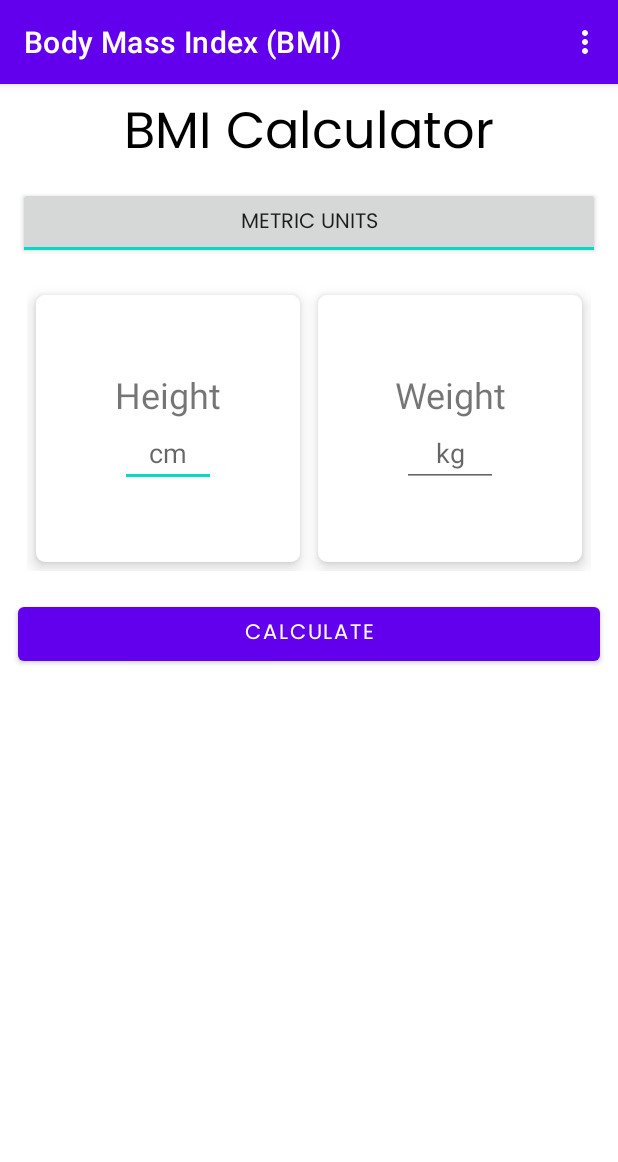
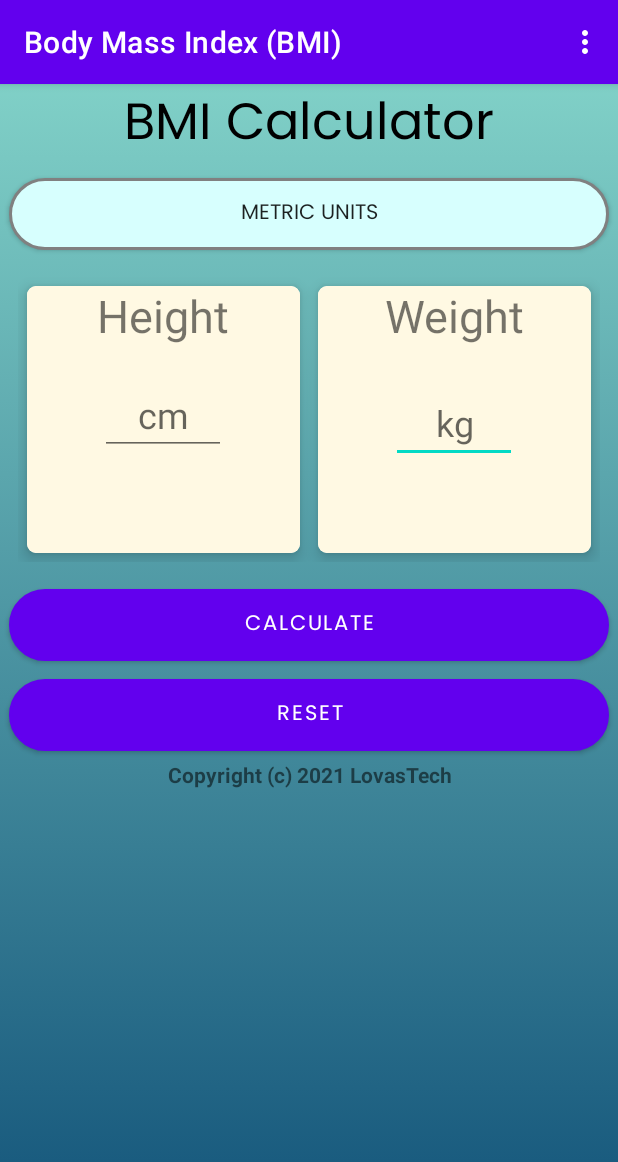
Before and after one commit to adamkhldanial/BMICalculator, an Android app: the screen it shows after launch (MainActivity), after a tap on "CALCULATE", on a phone screen of 412 x 824 dp. Shown: the top 1162 px of the screen. Run offline under Robolectric (Android 15) with nearby library versions, the phone set to English and light mode, and no system bars.

Commit message:
Initial commit

```diff
--- a/app/src/main/java/com/example/bmicalculator/MainActivity.java
+++ b/app/src/main/java/com/example/bmicalculator/MainActivity.java
@@ -10,6 +10,7 @@ import android.view.Menu;
 import android.view.MenuInflater;
 import android.view.MenuItem;
 import android.view.View;
+import android.view.inputmethod.EditorInfo;
 import android.widget.Button;
 import android.widget.EditText;
 import android.widget.TextView;
@@ -32,6 +33,7 @@ public class MainActivity extends AppCompatActivity {
     private ToggleButton toggleUnitsButton;
     private CardView bmiResultCardView;
     private boolean inMetricUnits;
+    private Button btnClear;
 
     @Override
     protected void onCreate(Bundle savedInstanceState) {
@@ -80,6 +82,13 @@ public class MainActivity extends AppCompatActivity {
                         displayBMI(bmi);
                     }
                 }
+
+                weightKgEditText.onEditorAction(EditorInfo.IME_ACTION_DONE);
+                heightCmEditText.onEditorAction(EditorInfo.IME_ACTION_DONE);
+
+                weightLbsEditText.onEditorAction(EditorInfo.IME_ACTION_DONE);
+                heightFtEditText.onEditorAction(EditorInfo.IME_ACTION_DONE);
+                heightInEditText.onEditorAction(EditorInfo.IME_ACTION_DONE);
             }
         });
 
@@ -88,6 +97,22 @@ public class MainActivity extends AppCompatActivity {
             public void onClick(View view) {
                 inMetricUnits = !inMetricUnits;
                 updateInputsVisibility();
+            }
+        });
+
+        btnClear=findViewById(R.id.btnClear);
+        btnClear.setOnClickListener(new View.OnClickListener() {
+            @Override
+            public void onClick(View v) {
+
+                weightKgEditText.getText().clear();
+                heightCmEditText.getText().clear();
+
+                weightLbsEditText.getText().clear();
+                heightFtEditText.getText().clear();
+                heightInEditText.getText().clear();
+
+                bmiResultCardView.setVisibility(View.GONE);
             }
         });
     }
--- /dev/null
+++ b/app/src/main/res/drawable/background_gradient.xml
@@ -0,0 +1,15 @@
+<?xml version="1.0" encoding="utf-8"?>
+<selector xmlns:android="http://schemas.android.com/apk/res/android">
+    <item>
+        <shape>
+            <gradient
+            android:angle="90"
+            android:startColor="#13547a"
+            android:endColor="#80d0c7"
+            android:type="linear">
+
+            </gradient>
+        </shape>
+    </item>
+
+</selector>
--- /dev/null
+++ b/app/src/main/res/drawable/button_style.xml
@@ -0,0 +1,26 @@
+<?xml version="1.0" encoding="utf-8"?>
+<selector xmlns:android="http://schemas.android.com/apk/res/android">
+    <item android:state_pressed="true">
+        <shape android:shape="rectangle">
+            <solid android:color="#808080"/>
+            <corners android:radius="50dp"/>
+            <stroke android:color="#808080" android:width="2dp"/>
+        </shape>
+    </item>
+
+    <item android:state_enabled="true">
+        <shape android:shape="rectangle">
+            <solid android:color="#D7FFFE"/>
+            <corners android:radius="50dp"/>
+            <stroke android:color="#808080" android:width="2dp"/>
+        </shape>
+    </item>
+
+    <item android:state_enabled="false">
+        <shape android:shape="rectangle">
+            <solid android:color="#808080"/>
+            <corners android:radius="50dp"/>
+            <stroke android:color="#D7FFFE" android:width="2dp"/>
+        </shape>
+    </item>
+</selector>
--- /dev/null
+++ b/app/src/main/res/drawable/button_style1.xml
@@ -0,0 +1,26 @@
+<?xml version="1.0" encoding="utf-8"?>
+<selector xmlns:android="http://schemas.android.com/apk/res/android">
+    <item android:state_pressed="true">
+        <shape android:shape="rectangle">
+            <solid android:color="#808080"/>
+            <corners android:radius="50dp"/>
+            <stroke android:color="#808080" android:width="2dp"/>
+        </shape>
+    </item>
+
+    <item android:state_enabled="true">
+        <shape android:shape="rectangle">
+            <solid android:color="#D7FFFE"/>
+            <corners android:radius="50dp"/>
+            <stroke android:color="#808080" android:width="2dp"/>
+        </shape>
+    </item>
+
+    <item android:state_enabled="false">
+        <shape android:shape="rectangle">
+            <solid android:color="#808080"/>
+            <corners android:radius="50dp"/>
+            <stroke android:color="#D7FFFE" android:width="2dp"/>
+        </shape>
+    </item>
+</selector>
--- a/app/src/main/res/layout/activity_about.xml
+++ b/app/src/main/res/layout/activity_about.xml
@@ -8,12 +8,11 @@
 
     <ImageView
         android:id="@+id/imageView"
-        android:layout_width="wrap_content"
-        android:layout_height="wrap_content"
+        android:layout_width="225dp"
+        android:layout_height="140dp"
         android:layout_centerHorizontal="true"
         android:layout_marginTop="80dip"
-        app:srcCompat="@drawable/avatar_1"
-        tools:srcCompat="@drawable/avatar_1" />
+        android:src="@drawable/lovastech" />
 
     <TextView
         android:id="@+id/textView4"
--- a/app/src/main/res/layout/activity_main.xml
+++ b/app/src/main/res/layout/activity_main.xml
@@ -4,7 +4,8 @@
     xmlns:tools="http://schemas.android.com/tools"
     android:layout_width="match_parent"
     android:layout_height="match_parent"
-    android:layout_margin="6dip"
+    android:layout_margin="0dip"
+    android:background="@drawable/background_gradient"
     android:orientation="vertical"
     tools:context=".MainActivity">
 
@@ -22,6 +23,7 @@
         android:layout_width="match_parent"
         android:layout_height="wrap_content"
         android:layout_margin="6dip"
+        android:background="@drawable/button_style"
         android:checked="true"
         android:fontFamily="@font/poppins"
         android:padding="6dip"
@@ -45,17 +47,18 @@
 
             <LinearLayout
                 android:layout_width="match_parent"
-                android:layout_height="wrap_content"
+                android:layout_height="179dp"
                 android:layout_gravity="center_vertical"
+                android:background="#FFF9E3"
                 android:orientation="vertical">
 
                 <TextView
                     android:id="@+id/activity_main_heightlabel"
                     android:layout_width="match_parent"
-                    android:layout_height="wrap_content"
+                    android:layout_height="60dp"
                     android:gravity="center_horizontal"
                     android:text="Height"
-                    android:textSize="24sp" />
+                    android:textSize="30sp" />
 
                 <EditText
                     android:id="@+id/activity_main_heightcm"
@@ -65,7 +68,8 @@
                     android:ems="3"
                     android:gravity="center_horizontal"
                     android:hint="cm"
-                    android:inputType="numberDecimal" />
+                    android:inputType="numberDecimal"
+                    android:textSize="24sp" />
 
                 <LinearLayout
                     android:layout_width="match_parent"
@@ -80,7 +84,8 @@
                         android:ems="3"
                         android:gravity="center_horizontal"
                         android:hint="ft"
-                        android:inputType="numberDecimal" />
+                        android:inputType="numberDecimal"
+                        android:textSize="24sp" />
 
                     <EditText
                         android:id="@+id/activity_main_heightinches"
@@ -89,7 +94,8 @@
                         android:ems="3"
                         android:gravity="center_horizontal"
                         android:hint="in"
-                        android:inputType="numberDecimal" />
+                        android:inputType="numberDecimal"
+                        android:textSize="24sp" />
 
                 </LinearLayout>
 
@@ -107,17 +113,18 @@
 
             <LinearLayout
                 android:layout_width="match_parent"
-                android:layout_height="wrap_content"
+                android:layout_height="179dp"
                 android:layout_gravity="center_vertical"
+                android:background="#FFF9E3"
                 android:orientation="vertical">
 
                 <TextView
                     android:id="@+id/activity_main_weightlabel"
                     android:layout_width="match_parent"
-                    android:layout_height="wrap_content"
+                    android:layout_height="65dp"
                     android:gravity="center_horizontal"
                     android:text="Weight"
-                    android:textSize="24sp" />
+                    android:textSize="30sp" />
 
                 <EditText
                     android:id="@+id/activity_main_weightkgs"
@@ -127,7 +134,8 @@
                     android:ems="3"
                     android:gravity="center_horizontal"
                     android:hint="kg"
-                    android:inputType="numberDecimal" />
+                    android:inputType="numberDecimal"
+                    android:textSize="24sp" />
 
                 <EditText
                     android:id="@+id/activity_main_weightlbs"
@@ -137,7 +145,8 @@
                     android:ems="3"
                     android:gravity="center_horizontal"
                     android:hint="lbs"
-                    android:inputType="numberDecimal" />
+                    android:inputType="numberDecimal"
+                    android:textSize="24sp" />
 
             </LinearLayout>
         </androidx.cardview.widget.CardView>
@@ -152,7 +161,8 @@
         android:layout_margin="6dip"
         android:fontFamily="@font/poppins"
         android:padding="6dip"
-        android:text="Calculate" />
+        android:text="Calculate"
+        android:background="@drawable/button_style"/>
 
     <androidx.cardview.widget.CardView
         android:id="@+id/activity_main_resultcard"
@@ -207,4 +217,23 @@
 
     </androidx.cardview.widget.CardView>
 
+    <Button
+        android:id="@+id/btnClear"
+        android:layout_width="match_parent"
+        android:layout_height="wrap_content"
+        android:layout_gravity="center_horizontal"
+        android:layout_margin="6dip"
+        android:fontFamily="@font/poppins"
+        android:padding="6dip"
+        android:text="RESET"
+        android:background="@drawable/button_style"/>
+
+    <TextView
+        android:id="@+id/textView15"
+        android:layout_width="match_parent"
+        android:layout_height="match_parent"
+        android:text="@string/copyright"
+        android:textAlignment="center"
+        android:textStyle="bold" />
+
 </LinearLayout>
```
Also changed, not shown: app/src/main/res/drawable-v24/lovastech.JPG (added), 1 other file.
